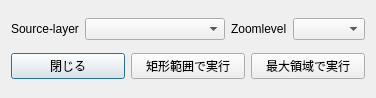
Kanahiro/GSI-VTDownloader, file vtdownloader_dialog_base.ui: the form before one commit.
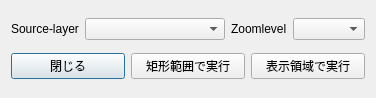
The form after the commit.

Patch:
```diff
--- a/vtdownloader_dialog_base.ui
+++ b/vtdownloader_dialog_base.ui
@@ -83,7 +83,7 @@
      <item>
       <widget class="QPushButton" name="maxAreaPushButton">
        <property name="text">
-        <string>最大領域で実行</string>
+        <string>表示領域で実行</string>
        </property>
       </widget>
      </item>
```
